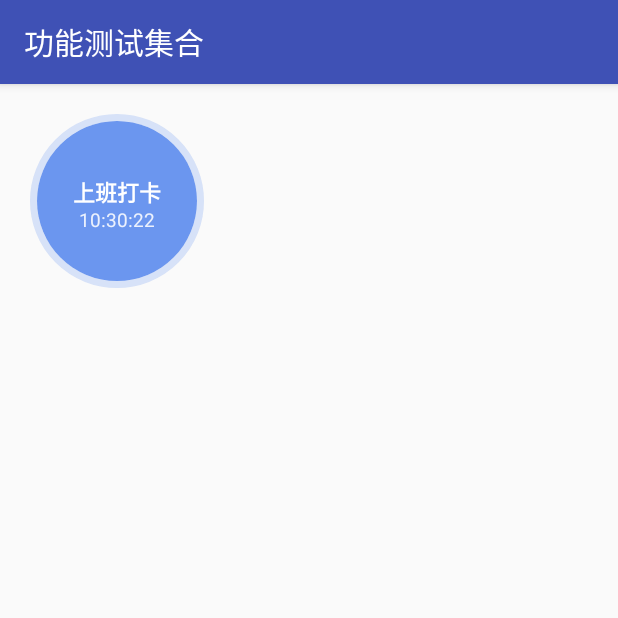
After one commit to 1Patience-and-1careful/AndroidLearning, an Android app: the CircleMarkTimeViewActivity screen opened directly, with no data from a screen before it, on a phone screen of 412 x 824 dp, the top half of it. The commit adds this screen. Run offline under Robolectric (Android 15) with nearby library versions, the phone set to English and light mode, and no system bars.

Commit message:
杀服务 和 自定义控件

```diff
--- a/app/build.gradle
+++ b/app/build.gradle
@@ -41,8 +41,8 @@ dependencies {
     compile 'com.android.support.constraint:constraint-layout:1.0.2'
     compile 'com.orhanobut:logger:1.15'
     compile 'com.jakewharton:butterknife:8.7.0'
+    compile 'org.greenrobot:greendao:2.2.1'
     annotationProcessor 'com.jakewharton:butterknife-compiler:8.7.0'
-    compile 'org.greenrobot:greendao:2.2.1'
 }
 
 //https://docs.gradle.org/current/dsl/org.gradle.api.artifacts.dsl.RepositoryHandler.html
--- a/app/src/main/java/com/hanlyjiang/learnandroid/LauncherMenuListActivity.java
+++ b/app/src/main/java/com/hanlyjiang/learnandroid/LauncherMenuListActivity.java
@@ -9,6 +9,7 @@ import android.widget.AdapterView;
 import android.widget.ListView;
 import android.widget.SimpleAdapter;
 
+import com.hanlyjiang.learnandroid.android.CircleMarkTimeViewActivity;
 import com.hanlyjiang.learnandroid.android.anim.AnimTestActivity;
 import com.hanlyjiang.learnandroid.android.anim.CrossfadingTwoViewActivity;
 import com.hanlyjiang.learnandroid.android.fragment.FragmentNestedActivity;
@@ -16,9 +17,11 @@ import com.hanlyjiang.learnandroid.android.listview.ActivityNestedListView;
 import com.hanlyjiang.learnandroid.android.listview.DeptmentActivity;
 import com.hanlyjiang.learnandroid.android.listview.ExpandableListActivity;
 import com.hanlyjiang.learnandroid.android.popup.PopUpTestActivity;
+import com.hanlyjiang.learnandroid.android.process.KillProcessActivity;
 import com.hanlyjiang.learnandroid.android.recyclerview.RecyclerViewHorizonActivity;
 import com.hanlyjiang.learnandroid.android.simple.NestedViewActivity;
 import com.hanlyjiang.learnandroid.android.view.ActivitySelectedView;
+import com.hanlyjiang.learnandroid.android.view.CircleMarkTimeView;
 import com.hanlyjiang.learnandroid.android.view.MainDividerActivity;
 import com.hanlyjiang.learnandroid.android.view.ScrollViewLocateActivity;
 import com.hanlyjiang.learnandroid.android.view.SimpleViewGroupActivity;
@@ -59,6 +62,8 @@ public class LauncherMenuListActivity extends AppCompatActivity implements Adapt
 
     private void setStartItems() {
         mActivities = new ArrayList<>();
+        mActivities.add(makeActItem(CircleMarkTimeViewActivity.class, "自定义时间View", "自定义时间View"));
+        mActivities.add(makeActItem(KillProcessActivity.class, "进程kill测试", "进程kill测试"));
         mActivities.add(makeActItem(WPSEditTestActivity.class, "WPS文档编辑测试", "WPS文档编辑测试预言"));
         mActivities.add(makeActItem(ActivityNestedListView.class, "ScrollView 中嵌套ListView滚动视图", "嵌套ListView滚动视图"));
         mActivities.add(makeActItem(ScrollViewLocateActivity.class, "ScrollView 中定位滚动视图", "定位滚动视图"));
--- /dev/null
+++ b/app/src/main/java/com/hanlyjiang/learnandroid/android/CircleMarkTimeViewActivity.java
@@ -0,0 +1,16 @@
+package com.hanlyjiang.learnandroid.android;
+
+import android.support.v7.app.AppCompatActivity;
+import android.os.Bundle;
+
+import com.hanlyjiang.learnandroid.R;
+
+
+public class CircleMarkTimeViewActivity extends AppCompatActivity {
+
+    @Override
+    protected void onCreate(Bundle savedInstanceState) {
+        super.onCreate(savedInstanceState);
+        setContentView(R.layout.activity_circle_mark_time_view);
+    }
+}
--- /dev/null
+++ b/app/src/main/java/com/hanlyjiang/learnandroid/android/view/CircleMarkTimeView.java
@@ -0,0 +1,290 @@
+package com.hanlyjiang.learnandroid.android.view;
+
+import android.content.BroadcastReceiver;
+import android.content.Context;
+import android.content.Intent;
+import android.content.IntentFilter;
+import android.content.res.Resources;
+import android.content.res.TypedArray;
+import android.graphics.Canvas;
+import android.graphics.Color;
+import android.graphics.Paint;
+import android.graphics.drawable.Drawable;
+import android.os.Handler;
+import android.text.format.DateUtils;
+import android.text.format.Time;
+import android.util.AttributeSet;
+import android.view.View;
+
+import com.hanlyjiang.learnandroid.R;
+
+import java.util.TimeZone;
+
+/**
+ * @author hanlyjiang on 2017/10/11-10:19.
+ * @version 1.0
+ */
+
+public class CircleMarkTimeView extends View {
+
+    private Time mCalendar;
+    /**
+     *
+     */
+    private int mDialColor;
+    private int mShadowColor;
+    private int mShadowWidth;
+    private int mMarkTextColor;
+    private int mTimeTextColor;
+
+    private int mMarkTextSize;
+    private int mTimeTextSize;
+    private String mMarkTextContent;
+
+
+    private boolean mAttached;
+
+    private final Handler mHandler = new Handler();
+    private float mSeconds;
+    private float mMinutes;
+    private float mHour;
+    private boolean mChanged;
+    private final Context mContext;
+    private String mTimeZoneId;
+
+    private Paint mTextPaint, mDialPaint, mShadowPaint;
+    private float mDialWidth = 100;
+    private float mDialHeight = 100;
+
+    public CircleMarkTimeView(Context context) {
+        this(context, null);
+    }
+
+    public CircleMarkTimeView(Context context, AttributeSet attrs) {
+        this(context, attrs, 0);
+    }
+
+    public CircleMarkTimeView(Context context, AttributeSet attrs,
+                              int defStyle) {
+        super(context, attrs, defStyle);
+        mContext = context;
+        Resources r = mContext.getResources();
+
+
+        TypedArray a = context.obtainStyledAttributes(attrs, R.styleable.CircleMarkTimeView);
+        mDialColor = a.getColor(R.styleable.CircleMarkTimeView_dialColor, 0xff6b96ef);
+        mShadowWidth = a.getDimensionPixelOffset(R.styleable.CircleMarkTimeView_shadowWidth, 4);
+        mMarkTextColor = a.getColor(R.styleable.CircleMarkTimeView_markTextColor, Color.WHITE);
+        mTimeTextColor = a.getColor(R.styleable.CircleMarkTimeView_timeTextColor, Color.WHITE);
+        mMarkTextSize = a.getDimensionPixelOffset(R.styleable.CircleMarkTimeView_markTextSize, 28);
+        mTimeTextSize = a.getDimensionPixelOffset(R.styleable.CircleMarkTimeView_timeTextSize, 28);
+        mMarkTextContent = a.getString(R.styleable.CircleMarkTimeView_markText);
+
+        if (mDialColor != 0) {
+            mDialPaint = new Paint(Paint.ANTI_ALIAS_FLAG);
+            mDialPaint.setColor(mDialColor);
+            mDialPaint.setStyle(Paint.Style.FILL);
+        }
+
+        if (mDialColor != 0) {
+            mShadowPaint = new Paint(Paint.ANTI_ALIAS_FLAG);
+            mShadowPaint.setColor(mDialColor);
+            mShadowPaint.setAlpha(64);
+            mShadowPaint.setStrokeWidth(mShadowWidth);
+            mShadowPaint.setStyle(Paint.Style.STROKE);
+        }
+
+        if (mMarkTextColor != 0 || mTimeTextColor != 0) {
+            mTextPaint = new Paint(Paint.ANTI_ALIAS_FLAG);
+            mTextPaint.setColor(mMarkTextColor);
+            mTextPaint.setTextSize(mMarkTextSize);
+        }
+        mCalendar = new Time();
+
+    }
+
+    @Override
+    protected void onAttachedToWindow() {
+        super.onAttachedToWindow();
+
+        if (!mAttached) {
+            mAttached = true;
+            IntentFilter filter = new IntentFilter();
+
+            filter.addAction(Intent.ACTION_TIME_TICK);
+            filter.addAction(Intent.ACTION_TIME_CHANGED);
+            filter.addAction(Intent.ACTION_TIMEZONE_CHANGED);
+
+            getContext().registerReceiver(mIntentReceiver, filter, null, mHandler);
+        }
+
+        // NOTE: It's safe to do these after registering the receiver since the receiver always runs
+        // in the main thread, therefore the receiver can't run before this method returns.
+
+        // The time zone may have changed while the receiver wasn't registered, so update the Time
+        mCalendar = new Time();
+
+        // Make sure we update to the current time
+        onTimeChanged();
+
+        // tick the seconds
+        post(mClockTick);
+
+    }
+
+    @Override
+    protected void onDetachedFromWindow() {
+        super.onDetachedFromWindow();
+        if (mAttached) {
+            getContext().unregisterReceiver(mIntentReceiver);
+            removeCallbacks(mClockTick);
+            mAttached = false;
+        }
+    }
+
+    @Override
+    protected void onMeasure(int widthMeasureSpec, int heightMeasureSpec) {
+
+        int widthMode = MeasureSpec.getMode(widthMeasureSpec);
+        int widthSize = MeasureSpec.getSize(widthMeasureSpec);
+        int heightMode = MeasureSpec.getMode(heightMeasureSpec);
+        int heightSize = MeasureSpec.getSize(heightMeasureSpec);
+
+        float hScale = 1.0f;
+        float vScale = 1.0f;
+
+        if (widthMode != MeasureSpec.UNSPECIFIED && widthSize < mDialWidth) {
+            hScale = (float) widthSize / (float) mDialWidth;
+        }
+
+        if (heightMode != MeasureSpec.UNSPECIFIED && heightSize < mDialHeight) {
+            vScale = (float) heightSize / (float) mDialHeight;
+        }
+
+        float scale = Math.min(hScale, vScale);
+
+        setMeasuredDimension(resolveSizeAndState((int) (mDialWidth * scale), widthMeasureSpec, 0),
+                resolveSizeAndState((int) (mDialHeight * scale), heightMeasureSpec, 0));
+    }
+
+    @Override
+    protected void onSizeChanged(int w, int h, int oldw, int oldh) {
+        super.onSizeChanged(w, h, oldw, oldh);
+        mChanged = true;
+    }
+
+    @Override
+    protected void onDraw(Canvas canvas) {
+        super.onDraw(canvas);
+
+        boolean changed = mChanged;
+        if (changed) {
+            mChanged = false;
+        }
+
+        int availableWidth = getWidth();
+        int availableHeight = getHeight();
+
+        int x = availableWidth / 2;
+        int y = availableHeight / 2;
+
+        int w = availableWidth - getPaddingLeft() - getPaddingRight();
+        int h = availableHeight - getPaddingBottom() - getPaddingTop();
+
+        boolean scaled = false;
+
+        if (availableWidth < w || availableHeight < h) {
+            scaled = true;
+            float scale = Math.min((float) availableWidth / (float) w,
+                    (float) availableHeight / (float) h);
+            canvas.save();
+            canvas.scale(scale, scale, x, y);
+        }
+
+        float shadowRingRadius = (w - mShadowWidth) / 2f;
+        float circleRadius = w / 2f - mShadowWidth;
+
+        // 画外部圈
+        canvas.drawCircle(x, y, shadowRingRadius, mShadowPaint);
+        // 画内部圈
+        canvas.drawCircle(x, y, circleRadius, mDialPaint);
+
+        mTextPaint.setTextSize(mMarkTextSize);
+        mTextPaint.setAlpha(255);
+        mTextPaint.setFakeBoldText(true);
+        String mark = mMarkTextContent;
+        float markTextWidth = mTextPaint.measureText(mark);
+        canvas.drawText(mark, x - markTextWidth / 2f, y, mTextPaint);
+        float markTextHeight = mTextPaint.descent() - mTextPaint.ascent();
+
+        mTextPaint.setTextSize(mTimeTextSize);
+        mTextPaint.setAlpha(222);
+        mTextPaint.setFakeBoldText(false);
+        String timeText = String.format("%02.0f:%02.0f:%02.0f", mHour, mMinutes, mSeconds);
+        float timeTextWidth = mTextPaint.measureText(timeText);
+        canvas.drawText(timeText, x - timeTextWidth / 2f, y + markTextHeight, mTextPaint);
+
+        if (scaled) {
+            canvas.restore();
+        }
+    }
+
+    private void onTimeChanged() {
+        mCalendar.setToNow();
+
+        if (mTimeZoneId != null) {
+            mCalendar.switchTimezone(mTimeZoneId);
+        }
+
+        int hour = mCalendar.hour;
+        int minute = mCalendar.minute;
+        int second = mCalendar.second;
+        //      long millis = System.currentTimeMillis() % 1000;
+
+        mSeconds = second;//(float) ((second * 1000 + millis) / 166.666);
+        mMinutes = minute /*+ second / 60.0f*/;
+        mHour = hour /*+ mMinutes / 60.0f*/;
+        mChanged = true;
+
+        updateContentDescription(mCalendar);
+    }
+
+    private final BroadcastReceiver mIntentReceiver = new BroadcastReceiver() {
+        @Override
+        public void onReceive(Context context, Intent intent) {
+            if (intent.getAction().equals(Intent.ACTION_TIMEZONE_CHANGED)) {
+                String tz = intent.getStringExtra("time-zone");
+                mCalendar = new Time(TimeZone.getTimeZone(tz).getID());
+            }
+            onTimeChanged();
+            invalidate();
+        }
+    };
+
+    private final Runnable mClockTick = new Runnable() {
+
+        @Override
+        public void run() {
+            onTimeChanged();
+            invalidate();
+            CircleMarkTimeView.this.postDelayed(mClockTick, 1000);
+        }
+    };
+
+    private void updateContentDescription(Time time) {
+        final int flags = DateUtils.FORMAT_SHOW_TIME | DateUtils.FORMAT_24HOUR;
+        String contentDescription = DateUtils.formatDateTime(mContext,
+                time.toMillis(false), flags);
+        setContentDescription(contentDescription);
+    }
+
+    public void setTimeZone(String id) {
+        mTimeZoneId = id;
+        onTimeChanged();
+    }
+
+    public void enableSeconds(boolean enable) {
+        mNoSeconds = !enable;
+    }
+
+}
--- /dev/null
+++ b/app/src/main/res/layout/activity_circle_mark_time_view.xml
@@ -0,0 +1,22 @@
+<?xml version="1.0" encoding="utf-8"?>
+<LinearLayout xmlns:android="http://schemas.android.com/apk/res/android"
+    xmlns:app="http://schemas.android.com/apk/res-auto"
+    xmlns:tools="http://schemas.android.com/tools"
+    android:layout_width="match_parent"
+    android:layout_height="match_parent"
+    android:orientation="vertical"
+    tools:context="com.hanlyjiang.learnandroid.android.CircleMarkTimeViewActivity"
+    android:padding="10dp"
+    >
+
+    <com.hanlyjiang.learnandroid.android.view.CircleMarkTimeView xmlns:app="http://schemas.android.com/apk/res-auto"
+        android:layout_width="136dp"
+        android:layout_height="136dp"
+        android:padding="10dp"
+        app:markText="上班打卡"
+        app:shadowWidth="5dp"
+        app:markTextSize="15sp"
+        app:timeTextSize="13sp"
+        />
+
+</LinearLayout>
```
Also changed, not shown: app/src/main/AndroidManifest.xml (+6 -1 lines), app/src/main/java/com/hanlyjiang/learnandroid/android/process/KillProcessActivity.java (added, +40 -0 lines), app/src/main/res/layout/activity_kill_process.xml (added, +16 -0 lines), app/src/main/res/values/attr_circle_mark_time_view.xml (added, +13 -0 lines).
